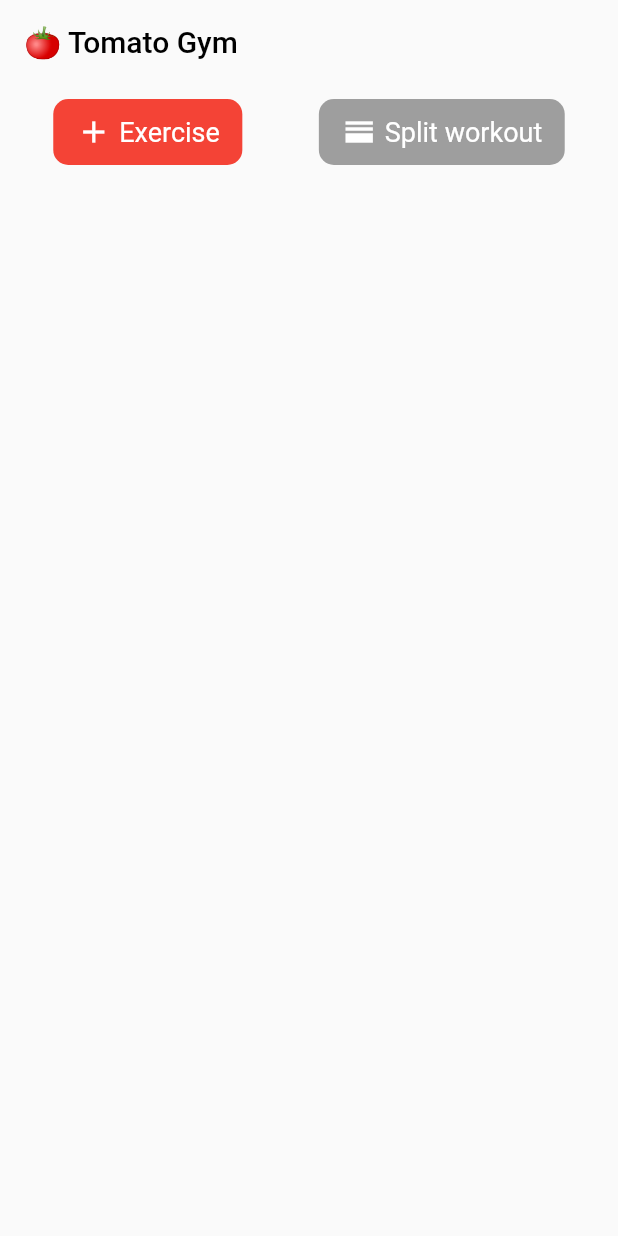
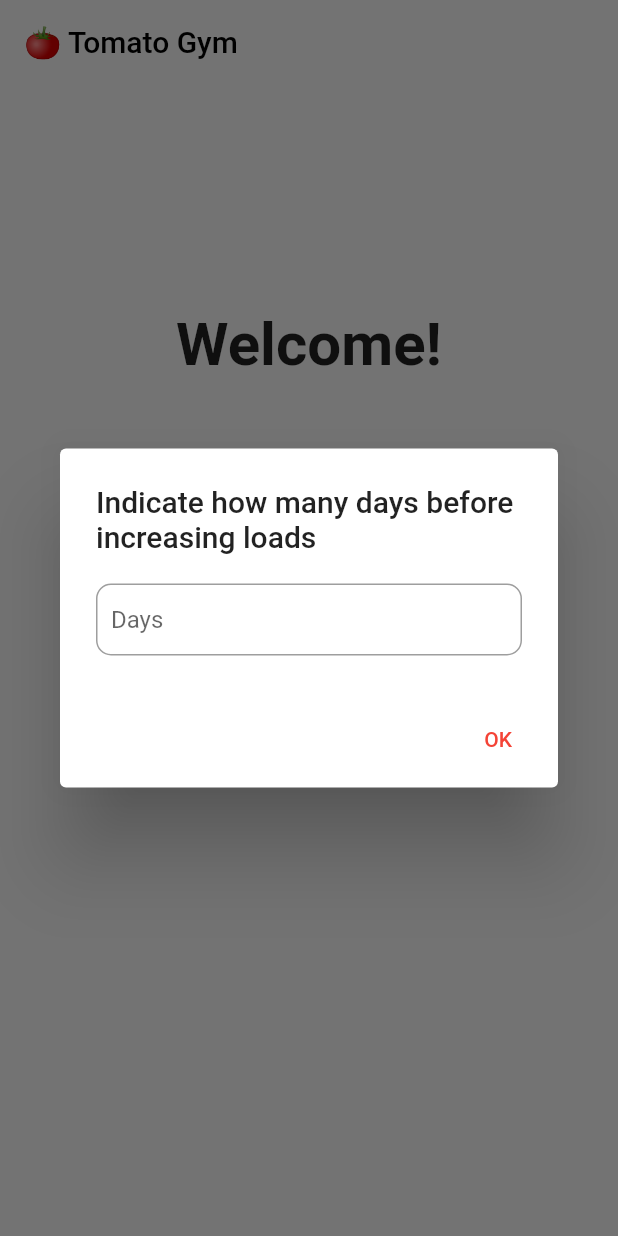
Before and after one commit to txnello/tomato-gym, a Flutter app: the screen it shows after launch, after a tap on "Create a new plan", on a phone screen of 412 x 824 dp. Run offline on Flutter 3.47's test engine with Material 2 defaults, Android fonts, the phone set to English and light mode, and no system bars; our stand-ins replace fluttertoast, package_info, shared_preferences.

Commit message:
implemented "increase loads" alert

```diff
--- a/assets/lang/en.json
+++ b/assets/lang/en.json
@@ -10,10 +10,15 @@
     "exercise": "Exercise",
     "exercise_name": "Exercise name",
 
+    "generic_days": "Days",
     "generic_no": "No",
+    "generic_remember": "Remember",
     "generic_warning": "Warning",
     "generic_yes": "Yes",
 
+    "increase_weights_alert_error": "Insert an integer number",
+    "increase_weights_alert_title": "Indicate how many days before increasing loads",
+    "increase_weights_alert": "Today you should increase the loads, I will notify you again in a few days, precisely: ",
     "init_weight": "Initial weight",
     "init_weight_shorten": "IW",
 
--- a/assets/lang/it.json
+++ b/assets/lang/it.json
@@ -10,10 +10,15 @@
     "exercise": "Esercizio",
     "exercise_name": "Nome dell'esercizio",
 
+    "generic_days": "Giorni",
     "generic_no": "No",
+    "generic_remember": "Ricorda",
     "generic_warning": "Attenzione",
     "generic_yes": "Sì",
 
+    "increase_weights_alert_error": "Inserire un numero senza virgola",
+    "increase_weights_alert_title": "Indicare quanti giorni prima di alzare i carichi",
+    "increase_weights_alert": "Oggi dovresti alzare i carichi, ti avviserò di nuovo tra un po' di giorni, precisamente: ",
     "init_weight": "Peso iniziale",
     "init_weight_shorten": "PI",
 
--- a/lib/main.dart
+++ b/lib/main.dart
@@ -1,6 +1,7 @@
 // ignore_for_file: prefer_const_constructors, sized_box_for_whitespace, prefer_const_literals_to_create_immutables, depend_on_referenced_packages
 
 import "dart:convert";
+import 'package:intl/intl.dart';
 
 import 'package:flutter/material.dart';
 import 'package:shared_preferences/shared_preferences.dart';
@@ -10,24 +11,7 @@
 import 'package:tomato_gym/settings/sessionData.dart';
 
 void main() {
-  WidgetsFlutterBinding.ensureInitialized();
-  loadSessionData();
-
   runApp(const MyApp());
-}
-
-loadSessionData() async {
-  SharedPreferences sharedPreferences = await SharedPreferences.getInstance();
-  final elements = await sharedPreferences.getStringList('elements');
-
-  if (elements == null) {
-    SessionData.elements = [];
-    return;
-  }
-
-  for (int i = 0; i < elements.length; i++) {
-    SessionData.elements.add(Exercise.fromJson(jsonDecode(elements[i])));
-  }
 }
 
 class MyApp extends StatelessWidget {
--- a/lib/screens/managePlan.dart
+++ b/lib/screens/managePlan.dart
@@ -1,6 +1,7 @@
 // ignore_for_file: prefer_const_constructors, sized_box_for_whitespace, prefer_const_literals_to_create_immutables, prefer_interpolation_to_compose_strings, use_build_context_synchronously
 
 import "dart:convert";
+import 'package:intl/intl.dart';
 
 import 'package:flutter/material.dart';
 import 'package:flutter/services.dart';
@@ -21,6 +22,7 @@
 class _ManagePlanState extends State<ManagePlan> {
   bool loadPlan = false;
   bool isSaving = false;
+  bool isLoading = true;
 
   List<TextEditingController> exerciseNameList = [];
   List<TextEditingController> setsList = [];
@@ -35,16 +37,62 @@
   void initState() {
     super.initState();
 
+    loadSessionData();
+  }
+
+  loadSessionData() async {
+    SharedPreferences sharedPreferences = await SharedPreferences.getInstance();
+
+    // retrieve elements
+    final elements = await sharedPreferences.getStringList('elements');
+
+    if (elements == null) {
+      SessionData.elements = [];
+    } else {
+      for (int i = 0; i < elements.length; i++) {
+        SessionData.elements.add(Exercise.fromJson(jsonDecode(elements[i])));
+      }
+    }
+
+    // retrieve date
+    final dateIncrease = await sharedPreferences.getString('dateIncrease');
+
+    if (dateIncrease != null) {
+      SessionData.dateIncrease = DateFormat("yyyy-MM-dd").parse(dateIncrease);
+    }
+
+    // retrieve days delta
+    final daysDelta = await sharedPreferences.getString('daysDelta');
+
+    if (daysDelta != null) {
+      SessionData.daysDelta = int.parse(daysDelta);
+    }
+
+    // unlock loading
+    setState(() {
+      isLoading = false;
+    });
+
     initDataSources();
     initUtils();
   }
 
   initUtils() async {
+    // show app version
     final packageInfo = await PackageInfo.fromPlatform();
 
     setState(() {
       version = packageInfo.version;
     });
+
+    // show weights alert
+    if (DateTime.now().difference(SessionData.dateIncrease).inSeconds >= 0) {
+      SessionData.dateIncrease = DateTime.now().add(Duration(days: SessionData.daysDelta));
+      SharedPreferences sharedPreferences = await SharedPreferences.getInstance();
+      sharedPreferences.setString('dateIncrease', DateFormat("yyyy-MM-dd").format(SessionData.dateIncrease));
+
+      Utils().showInfoAlertDialog(context, Utils().translate(context, "generic_remember") + '!', Utils().translate(context, "increase_weights_alert") + SessionData.daysDelta.toString());
+    }
   }
 
   initDataSources() {
@@ -131,15 +179,20 @@
   }
 
   _loadPlan() {
-    Utils().showAlertDialog(context, Utils().translate(context, "generic_warning") + '!', Utils().translate(context, "reset_confirmation"), () {
+    Utils().showBooleanAlertDialog(context, Utils().translate(context, "generic_warning") + '!', Utils().translate(context, "reset_confirmation"), () {
       _resetData();
 
       Navigator.pop(context);
     });
   }
 
-  _resetData() {
+  _resetData() async {
     _copyPlan();
+
+    SharedPreferences sharedPreferences = await SharedPreferences.getInstance();
+    sharedPreferences.setStringList('elements', []);
+    sharedPreferences.setString('dateIncrease', DateFormat("yyyy-MM-dd").format(DateTime.now().add(const Duration(days: 50))));
+    sharedPreferences.setString('daysDelta', "-1");
 
     setState(() {
       SessionData.elements = [];
@@ -196,6 +249,7 @@
                 hintText: Utils().translate(context, "sets"),
                 controller: setsList[i],
                 maxLength: 3,
+                numbersOnly: true,
               ),
             ),
 
@@ -210,6 +264,7 @@
                 hintText: Utils().translate(context, "reps"),
                 controller: repsList[i],
                 maxLength: 3,
+                numbersOnly: true,
               ),
             ),
 
@@ -221,6 +276,7 @@
                 hintText: Utils().translate(context, "init_weight"),
                 controller: initWeightList[i],
                 maxLength: 3,
+                numbersOnly: true,
               ),
             )
           ],
@@ -265,8 +321,31 @@
                 text: Utils().translate(context, "create_new_plan"),
                 icon: Icons.arrow_right,
                 onTap: () {
+                  TextEditingController daysController = TextEditingController();
+
+                  Utils().showInputAlertDialog(context, Utils().translate(context, "increase_weights_alert_title"), daysController, Utils().translate(context, "generic_days"), maxLength: 3, numbersOnly: true, () async {
+                    // check if input is a number
+                    if (int.tryParse(daysController.text) == null) {
+                      Utils().errorMessage(context, "increase_weights_alert_error");
+                      return;
+                    }
+
+                    DateTime dateIncrease = DateTime.now().add(Duration(days: int.parse(daysController.text)));
+
                     setState(() {
+                      // next page
                       loadPlan = true;
+
+                      SessionData.dateIncrease = dateIncrease;
+                      SessionData.daysDelta = int.parse(daysController.text);
+                    });
+
+                    // save days in local storage
+                    SharedPreferences sharedPreferences = await SharedPreferences.getInstance();
+                    sharedPreferences.setString('dateIncrease', DateFormat("yyyy-MM-dd").format(dateIncrease));
+                    sharedPreferences.setString('daysDelta', daysController.text);
+
+                    Navigator.pop(context);
                   });
                 })),
       ],
@@ -390,6 +469,8 @@
                           child: CustomTextField(
                             hintText: Utils().translate(context, "current_weight"),
                             controller: currentWeightList[i],
+                            maxLength: 3,
+                            numbersOnly: true,
                           ),
                         ),
                       ],
@@ -452,12 +533,18 @@
               ]
             : [],
       ),
-      body: SessionData.elements.isEmpty && !loadPlan
+      body: isLoading
+          ? Center(
+              child: CircularProgressIndicator(
+                color: Colors.red,
+              ),
+            )
+          : SessionData.elements.isEmpty && !loadPlan
               ? welcomePage()
               : loadPlan
                   ? SingleChildScrollView(child: loadEditablePlan())
                   : SingleChildScrollView(child: loadReadOnlyPlan()),
-      floatingActionButton: SessionData.elements.isEmpty && !loadPlan || SessionData.elements.isEmpty
+      floatingActionButton: !isLoading && SessionData.elements.isEmpty && !loadPlan || SessionData.elements.isEmpty
           ? SizedBox()
           : FloatingActionButton(
               onPressed: () async {
--- a/lib/settings/sessionData.dart
+++ b/lib/settings/sessionData.dart
@@ -1,4 +1,7 @@
 class SessionData {
+  static DateTime dateIncrease = DateTime.now().add(const Duration(days: 50));
+  static int daysDelta = -1;
+
   static List<Exercise> elements = [];
 }
 
--- a/lib/settings/utils.dart
+++ b/lib/settings/utils.dart
@@ -3,6 +3,7 @@
 import 'package:flutter/material.dart';
 import 'package:fluttertoast/fluttertoast.dart';
 import 'package:tomato_gym/settings/app_localization.dart';
+import 'package:tomato_gym/widgets/customTextField.dart';
 
 class Utils {
   String translate(BuildContext context, String tag) {
@@ -33,7 +34,7 @@
     );
   }
 
-  showAlertDialog(BuildContext context, String title, String text, VoidCallback onYes) {
+  showBooleanAlertDialog(BuildContext context, String title, String text, VoidCallback onYes) {
     // set up the buttons
     Widget cancelButton = TextButton(
       child: Text(Utils().translate(context, "generic_no")),
@@ -65,4 +66,63 @@
       },
     );
   }
+
+  showInfoAlertDialog(BuildContext context, String title, String text) {
+    // set up the button
+    Widget okButton = TextButton(
+      child: Text("OK"),
+      onPressed: () {
+        Navigator.pop(context);
+      },
+    );
+
+    // set up the AlertDialog
+    AlertDialog alert = AlertDialog(
+      title: Text(title),
+      content: Text(text),
+      actions: [
+        okButton,
+      ],
+    );
+
+    // show the dialog
+    showDialog(
+      barrierDismissible: false,
+      context: context,
+      builder: (BuildContext context) {
+        return alert;
+      },
+    );
+  }
+
+  showInputAlertDialog(BuildContext context, String title, TextEditingController controller, String hintText, VoidCallback onConfirm, {int maxLength = 300, bool numbersOnly = false}) {
+    // set up the button
+    Widget okButton = TextButton(
+      child: Text("OK"),
+      onPressed: onConfirm,
+    );
+
+    // set up the AlertDialog
+    AlertDialog alert = AlertDialog(
+      title: Text(title),
+      content: CustomTextField(
+        controller: controller,
+        hintText: hintText,
+        maxLength: maxLength,
+        numbersOnly: numbersOnly,
+      ),
+      actions: [
+        okButton,
+      ],
+    );
+
+    // show the dialog
+    showDialog(
+      barrierDismissible: false,
+      context: context,
+      builder: (BuildContext context) {
+        return alert;
+      },
+    );
+  }
 }
```
Lines whose indentation alone changed are shown as unchanged.
